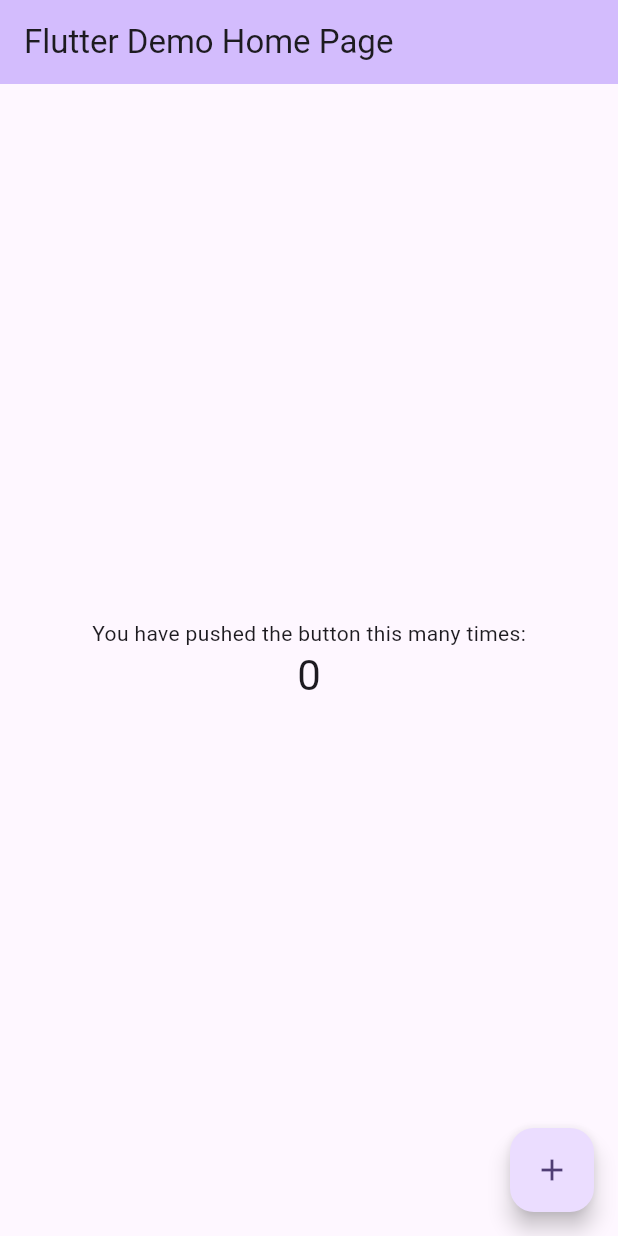
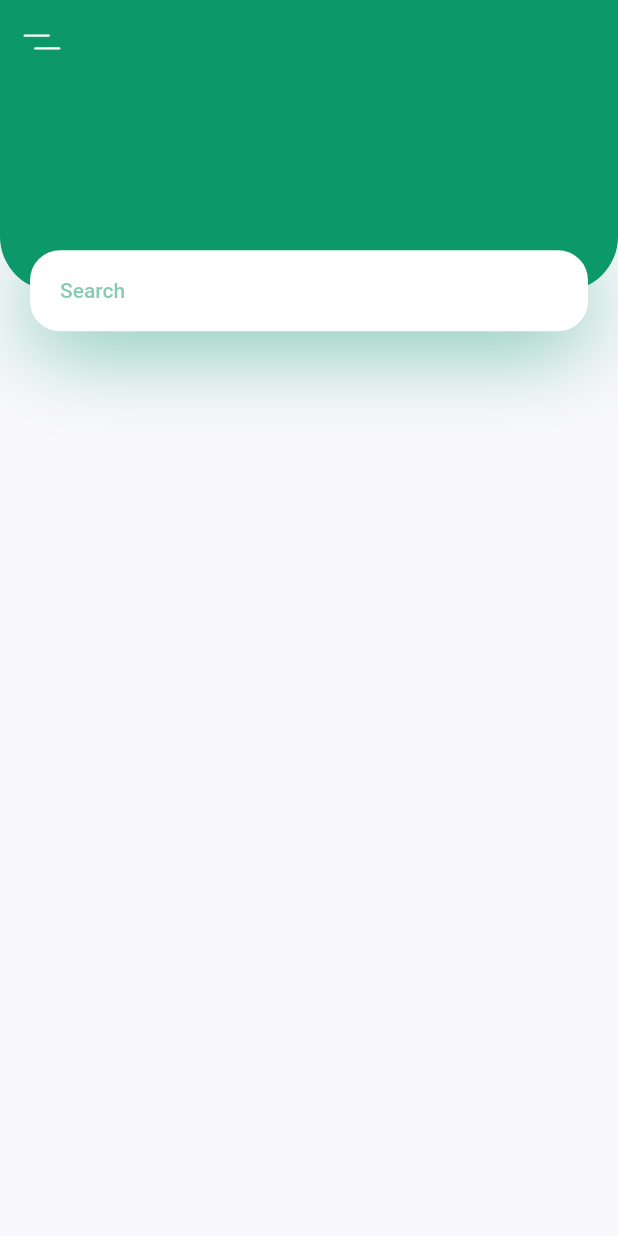
Before and after one commit to AliRahimi1388/planet_vitrin, a Flutter app: the screen it shows after launch, on a phone screen of 412 x 824 dp. Run offline on Flutter 3.47's test engine with Material 2 defaults, Android fonts, the phone set to English and light mode, and no system bars; our stand-ins replace flutter_svg.

Commit message:
Create body search field

```diff
--- /dev/null
+++ b/lib/constants.dart
@@ -0,0 +1,7 @@
+import 'package:flutter/material.dart';
+
+const kPrimaryColor = Color(0xFF0C9869);
+const kTextColor = Color(0xFF3C4046);
+const kBackgroundColor = Color(0xFFF9F8FD);
+
+const double kDefaultPaddding = 20.0;
--- a/lib/main.dart
+++ b/lib/main.dart
@@ -1,4 +1,6 @@
 import 'package:flutter/material.dart';
+import 'package:planet_app/constants.dart';
+import 'package:planet_app/screens/home/components/home_screen.dart';
 
 void main() {
   runApp(const MyApp());
@@ -11,115 +13,16 @@ class MyApp extends StatelessWidget {
   @override
   Widget build(BuildContext context) {
     return MaterialApp(
-      title: 'Flutter Demo',
+      debugShowCheckedModeBanner: false,
+      title: 'Plant Explorer',
       theme: ThemeData(
-        // This is the theme of your application.
-        //
-        // TRY THIS: Try running your application with "flutter run". You'll see
-        // the application has a blue toolbar. Then, without quitting the app,
-        // try changing the seedColor in the colorScheme below to Colors.green
-        // and then invoke "hot reload" (save your changes or press the "hot
-        // reload" button in a Flutter-supported IDE, or press "r" if you used
-        // the command line to start the app).
-        //
-        // Notice that the counter didn't reset back to zero; the application
-        // state is not lost during the reload. To reset the state, use hot
-        // restart instead.
-        //
-        // This works for code too, not just values: Most code changes can be
-        // tested with just a hot reload.
-        colorScheme: ColorScheme.fromSeed(seedColor: Colors.deepPurple),
+        scaffoldBackgroundColor: kBackgroundColor,
+        primaryColor: kPrimaryColor,
+        textTheme: Theme.of(context).textTheme.apply(bodyColor: kTextColor),
+        visualDensity: VisualDensity.adaptivePlatformDensity,
         useMaterial3: true,
       ),
-      home: const MyHomePage(title: 'Flutter Demo Home Page'),
+      home: const HomeScreen(),
     );
   }
 }
-
-class MyHomePage extends StatefulWidget {
-  const MyHomePage({super.key, required this.title});
-
-  // This widget is the home page of your application. It is stateful, meaning
-  // that it has a State object (defined below) that contains fields that affect
-  // how it looks.
-
-  // This class is the configuration for the state. It holds the values (in this
-  // case the title) provided by the parent (in this case the App widget) and
-  // used by the build method of the State. Fields in a Widget subclass are
-  // always marked "final".
-
-  final String title;
-
-  @override
-  State<MyHomePage> createState() => _MyHomePageState();
-}
-
-class _MyHomePageState extends State<MyHomePage> {
-  int _counter = 0;
-
-  void _incrementCounter() {
-    setState(() {
-      // This call to setState tells the Flutter framework that something has
-      // changed in this State, which causes it to rerun the build method below
-      // so that the display can reflect the updated values. If we changed
-      // _counter without calling setState(), then the build method would not be
-      // called again, and so nothing would appear to happen.
-      _counter++;
-    });
-  }
-
-  @override
-  Widget build(BuildContext context) {
-    // This method is rerun every time setState is called, for instance as done
-    // by the _incrementCounter method above.
-    //
-    // The Flutter framework has been optimized to make rerunning build methods
-    // fast, so that you can just rebuild anything that needs updating rather
-    // than having to individually change instances of widgets.
-    return Scaffold(
-      appBar: AppBar(
-        // TRY THIS: Try changing the color here to a specific color (to
-        // Colors.amber, perhaps?) and trigger a hot reload to see the AppBar
-        // change color while the other colors stay the same.
-        backgroundColor: Theme.of(context).colorScheme.inversePrimary,
-        // Here we take the value from the MyHomePage object that was created by
-        // the App.build method, and use it to set our appbar title.
-        title: Text(widget.title),
-      ),
-      body: Center(
-        // Center is a layout widget. It takes a single child and positions it
-        // in the middle of the parent.
-        child: Column(
-          // Column is also a layout widget. It takes a list of children and
-          // arranges them vertically. By default, it sizes itself to fit its
-          // children horizontally, and tries to be as tall as its parent.
-          //
-          // Column has various properties to control how it sizes itself and
-          // how it positions its children. Here we use mainAxisAlignment to
-          // center the children vertically; the main axis here is the vertical
-          // axis because Columns are vertical (the cross axis would be
-          // horizontal).
-          //
-          // TRY THIS: Invoke "debug painting" (choose the "Toggle Debug Paint"
-          // action in the IDE, or press "p" in the console), to see the
-          // wireframe for each widget.
-          mainAxisAlignment: MainAxisAlignment.center,
-          children: <Widget>[
-            const Text(
-              'You have pushed the button this many times:',
-            ),
-            Text(
-              '$_counter',
-              style: Theme.of(context).textTheme.headlineMedium,
-            ),
-          ],
-        ),
-      ),
-      floatingActionButton: FloatingActionButton(
-        onPressed: _incrementCounter,
-        tooltip: 'Increment',
-        child: const Icon(Icons.add),
-      ), // This trailing comma makes auto-formatting nicer for build methods.
-    );
-  }
-}
--- /dev/null
+++ b/lib/screens/home/components/body.dart
@@ -0,0 +1,60 @@
+import 'package:flutter/material.dart';
+import 'package:planet_app/constants.dart';
+
+class Body extends StatelessWidget {
+  const Body({super.key});
+
+  @override
+  Widget build(BuildContext context) {
+    Size size = MediaQuery.of(context).size;
+
+    return Column(
+      children: <Widget>[
+        Container(
+          height: size.height * 0.2,
+          child: Stack(
+            children: [
+              Container(
+                height: size.height * 0.2 - 27,
+                decoration: BoxDecoration(
+                    color: kPrimaryColor,
+                    borderRadius: BorderRadius.only(
+                        bottomLeft: Radius.circular(36),
+                        bottomRight: Radius.circular(36))),
+              ),
+              Positioned(
+                bottom: 0,
+                left: 0,
+                right: 0,
+                child: Container(
+                  alignment: Alignment.center,
+                  margin: EdgeInsets.symmetric(horizontal: kDefaultPaddding),
+                  padding: EdgeInsets.symmetric(horizontal: kDefaultPaddding),
+                  height: 54,
+                  decoration: BoxDecoration(
+                      color: Colors.white,
+                      borderRadius: BorderRadius.circular(20),
+                      boxShadow: [
+                        BoxShadow(
+                            offset: Offset(0, 10),
+                            blurRadius: 50,
+                            color: kPrimaryColor.withOpacity(0.55)),
+                      ]),
+                  child: TextField(
+                    decoration: InputDecoration(
+                        hintText: "Search",
+                        hintStyle: TextStyle(
+                          color: kPrimaryColor.withOpacity(0.5),
+                        ),
+                        enabledBorder: InputBorder.none,
+                        focusedBorder: InputBorder.none),
+                  ),
+                ),
+              ),
+            ],
+          ),
+        ),
+      ],
+    );
+  }
+}
--- /dev/null
+++ b/lib/screens/home/components/home_screen.dart
@@ -0,0 +1,27 @@
+import 'package:flutter/material.dart';
+import 'package:flutter_svg/svg.dart';
+import 'package:planet_app/constants.dart';
+import 'package:planet_app/screens/home/components/body.dart';
+
+class HomeScreen extends StatelessWidget {
+  const HomeScreen({super.key});
+
+  @override
+  Widget build(BuildContext context) {
+    return Scaffold(
+      appBar: buildAppBar(),
+      body: Body(),
+    );
+  }
+
+  AppBar buildAppBar() {
+    return AppBar(
+      elevation: 0,
+      leading: IconButton(
+        icon: SvgPicture.asset("assets/icons/menu.svg"),
+        onPressed: () {},
+      ),
+      backgroundColor: kPrimaryColor,
+    );
+  }
+}
```
Also changed, not shown: pubspec.yaml (+4 -3 lines), pubspec.lock.
